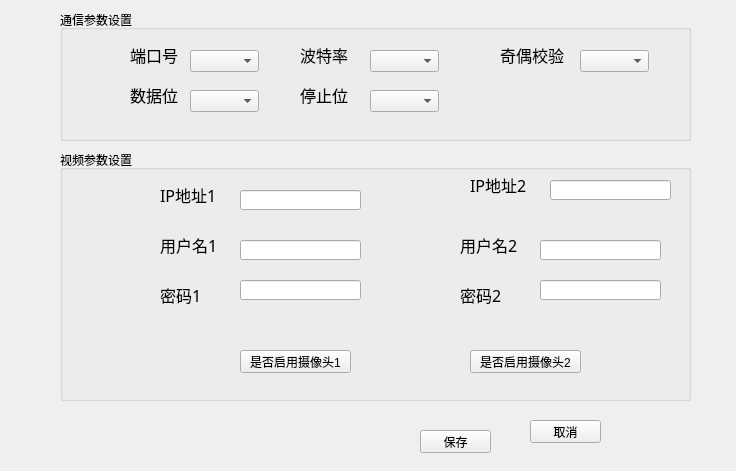
First picture: the form in ui/params_setup.ui, repository yuyan235813/balance_platform, before the edit.
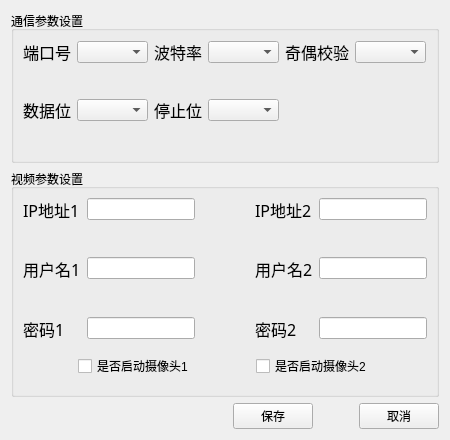
Second picture: the form after the edit.

```diff
--- a/ui/params_setup.ui
+++ b/ui/params_setup.ui
@@ -6,96 +6,255 @@
    <rect>
     <x>0</x>
     <y>0</y>
-    <width>736</width>
-    <height>471</height>
+    <width>450</width>
+    <height>440</height>
    </rect>
   </property>
+  <property name="minimumSize">
+   <size>
+    <width>450</width>
+    <height>440</height>
+   </size>
+  </property>
+  <property name="maximumSize">
+   <size>
+    <width>450</width>
+    <height>440</height>
+   </size>
+  </property>
   <property name="windowTitle">
    <string>参数设置</string>
   </property>
-  <widget class="QPushButton" name="pushButton_3">
-   <property name="geometry">
-    <rect>
-     <x>420</x>
-     <y>430</y>
-     <width>71</width>
-     <height>23</height>
-    </rect>
-   </property>
+  <layout class="QVBoxLayout" name="verticalLayout_3" stretch="2,3,1">
+   <item>
+    <widget class="QGroupBox" name="groupBox_2">
+     <property name="title">
+      <string>通信参数设置</string>
+     </property>
+     <layout class="QVBoxLayout" name="verticalLayout_2">
+      <item>
+       <layout class="QGridLayout" name="gridLayout" rowstretch="2,0,0,0" columnstretch="1,0,0,0,0,0,0,0">
+        <property name="spacing">
+         <number>6</number>
+        </property>
+        <item row="0" column="1">
+         <widget class="QComboBox" name="portComboBox"/>
+        </item>
+        <item row="2" column="1">
+         <widget class="QComboBox" name="dataComboBox"/>
+        </item>
+        <item row="0" column="0">
+         <widget class="QLabel" name="label">
+          <property name="font">
+           <font>
+            <family>微软雅黑</family>
+            <pointsize>12</pointsize>
+           </font>
+          </property>
    <property name="text">
-    <string>保存</string>
-   </property>
-  </widget>
-  <widget class="QPushButton" name="pushButton_4">
-   <property name="geometry">
-    <rect>
-     <x>530</x>
-     <y>420</y>
-     <width>71</width>
-     <height>23</height>
-    </rect>
-   </property>
+           <string>端口号</string>
+          </property>
+         </widget>
+        </item>
+        <item row="0" column="2">
+         <spacer name="horizontalSpacer_7">
+          <property name="orientation">
+           <enum>Qt::Horizontal</enum>
+          </property>
+          <property name="sizeHint" stdset="0">
+           <size>
+            <width>40</width>
+            <height>20</height>
+           </size>
+          </property>
+         </spacer>
+        </item>
+        <item row="0" column="7">
+         <widget class="QComboBox" name="verifyComboBox"/>
+        </item>
+        <item row="0" column="5">
+         <spacer name="horizontalSpacer_9">
+          <property name="orientation">
+           <enum>Qt::Horizontal</enum>
+          </property>
+          <property name="sizeHint" stdset="0">
+           <size>
+            <width>40</width>
+            <height>20</height>
+           </size>
+          </property>
+         </spacer>
+        </item>
+        <item row="2" column="0">
+         <widget class="QLabel" name="label_4">
+          <property name="font">
+           <font>
+            <family>微软雅黑</family>
+            <pointsize>12</pointsize>
+           </font>
+          </property>
    <property name="text">
-    <string>取消</string>
-   </property>
-  </widget>
+           <string>数据位</string>
+          </property>
+         </widget>
+        </item>
+        <item row="0" column="4">
+         <widget class="QComboBox" name="baudComboBox"/>
+        </item>
+        <item row="0" column="6">
+         <widget class="QLabel" name="label_2">
+          <property name="font">
+           <font>
+            <family>微软雅黑</family>
+            <pointsize>12</pointsize>
+           </font>
+          </property>
+          <property name="text">
+           <string>奇偶校验</string>
+          </property>
+         </widget>
+        </item>
+        <item row="2" column="4">
+         <widget class="QComboBox" name="stopComboBox"/>
+        </item>
+        <item row="3" column="3">
+         <spacer name="verticalSpacer_7">
+          <property name="orientation">
+           <enum>Qt::Vertical</enum>
+          </property>
+          <property name="sizeHint" stdset="0">
+           <size>
+            <width>20</width>
+            <height>40</height>
+           </size>
+          </property>
+         </spacer>
+        </item>
+        <item row="0" column="3">
+         <widget class="QLabel" name="label_3">
+          <property name="font">
+           <font>
+            <family>微软雅黑</family>
+            <pointsize>12</pointsize>
+           </font>
+          </property>
+          <property name="text">
+           <string>波特率</string>
+          </property>
+         </widget>
+        </item>
+        <item row="2" column="3">
+         <widget class="QLabel" name="label_6">
+          <property name="font">
+           <font>
+            <family>微软雅黑</family>
+            <pointsize>12</pointsize>
+           </font>
+          </property>
+          <property name="text">
+           <string>停止位</string>
+          </property>
+         </widget>
+        </item>
+        <item row="1" column="3">
+         <spacer name="verticalSpacer_5">
+          <property name="orientation">
+           <enum>Qt::Vertical</enum>
+          </property>
+          <property name="sizeHint" stdset="0">
+           <size>
+            <width>20</width>
+            <height>40</height>
+           </size>
+          </property>
+         </spacer>
+        </item>
+       </layout>
+      </item>
+     </layout>
+    </widget>
+   </item>
+   <item>
   <widget class="QGroupBox" name="groupBox">
-   <property name="geometry">
-    <rect>
-     <x>60</x>
-     <y>150</y>
-     <width>631</width>
-     <height>251</height>
-    </rect>
-   </property>
    <property name="title">
     <string>视频参数设置</string>
    </property>
-   <widget class="QLineEdit" name="lineEdit_6">
-    <property name="geometry">
-     <rect>
-      <x>480</x>
-      <y>130</y>
-      <width>121</width>
-      <height>20</height>
-     </rect>
-    </property>
+     <layout class="QVBoxLayout" name="verticalLayout">
+      <item>
+       <layout class="QHBoxLayout" name="horizontalLayout_2">
+        <item>
+         <layout class="QFormLayout" name="formLayout">
+          <item row="0" column="1">
+           <widget class="QLineEdit" name="ip1LineEdit">
+            <property name="maxLength">
+             <number>15</number>
+            </property>
+           </widget>
+          </item>
+          <item row="2" column="0">
+           <widget class="QLabel" name="label_8">
+            <property name="font">
+             <font>
+              <family>微软雅黑</family>
+              <pointsize>12</pointsize>
+             </font>
+            </property>
+            <property name="text">
+             <string>用户名1</string>
+            </property>
+           </widget>
+          </item>
+          <item row="2" column="1">
+           <widget class="QLineEdit" name="user1LineEdit"/>
+          </item>
+          <item row="4" column="0">
+           <widget class="QLabel" name="label_7">
+            <property name="font">
+             <font>
+              <family>微软雅黑</family>
+              <pointsize>12</pointsize>
+             </font>
+            </property>
+            <property name="text">
+             <string>密码1</string>
+            </property>
+           </widget>
+          </item>
+          <item row="4" column="1">
+           <widget class="QLineEdit" name="pwd1LineEdit">
     <property name="echoMode">
      <enum>QLineEdit::Password</enum>
     </property>
    </widget>
-   <widget class="QLineEdit" name="lineEdit_2">
-    <property name="geometry">
-     <rect>
-      <x>180</x>
-      <y>90</y>
-      <width>121</width>
-      <height>20</height>
-     </rect>
-    </property>
-   </widget>
-   <widget class="QPushButton" name="pushButton">
-    <property name="geometry">
-     <rect>
-      <x>180</x>
-      <y>200</y>
-      <width>111</width>
-      <height>23</height>
-     </rect>
-    </property>
-    <property name="text">
-     <string>是否启用摄像头1</string>
-    </property>
-   </widget>
+          </item>
+          <item row="1" column="1">
+           <spacer name="verticalSpacer">
+            <property name="orientation">
+             <enum>Qt::Vertical</enum>
+            </property>
+            <property name="sizeHint" stdset="0">
+             <size>
+              <width>20</width>
+              <height>40</height>
+             </size>
+            </property>
+           </spacer>
+          </item>
+          <item row="3" column="1">
+           <spacer name="verticalSpacer_2">
+            <property name="orientation">
+             <enum>Qt::Vertical</enum>
+            </property>
+            <property name="sizeHint" stdset="0">
+             <size>
+              <width>20</width>
+              <height>40</height>
+             </size>
+            </property>
+           </spacer>
+          </item>
+          <item row="0" column="0">
    <widget class="QLabel" name="label_5">
-    <property name="geometry">
-     <rect>
-      <x>100</x>
-      <y>30</y>
-      <width>81</width>
-      <height>30</height>
-     </rect>
-    </property>
     <property name="font">
      <font>
       <family>微软雅黑</family>
@@ -106,70 +265,26 @@
      <string>IP地址1</string>
     </property>
    </widget>
-   <widget class="QLineEdit" name="lineEdit">
-    <property name="geometry">
-     <rect>
-      <x>180</x>
-      <y>40</y>
-      <width>121</width>
-      <height>20</height>
-     </rect>
-    </property>
-    <property name="maxLength">
-     <number>15</number>
-    </property>
-   </widget>
-   <widget class="QPushButton" name="pushButton_2">
-    <property name="geometry">
-     <rect>
-      <x>410</x>
-      <y>200</y>
-      <width>111</width>
-      <height>23</height>
-     </rect>
-    </property>
-    <property name="text">
-     <string>是否启用摄像头2</string>
-    </property>
-   </widget>
-   <widget class="QLabel" name="label_11">
-    <property name="geometry">
-     <rect>
-      <x>400</x>
-      <y>130</y>
-      <width>81</width>
-      <height>30</height>
-     </rect>
-    </property>
-    <property name="font">
-     <font>
-      <family>微软雅黑</family>
-      <pointsize>12</pointsize>
-     </font>
-    </property>
-    <property name="text">
-     <string>密码2</string>
-    </property>
-   </widget>
-   <widget class="QLineEdit" name="lineEdit_4">
-    <property name="geometry">
-     <rect>
-      <x>480</x>
-      <y>90</y>
-      <width>121</width>
+          </item>
+         </layout>
+        </item>
+        <item>
+         <spacer name="horizontalSpacer_2">
+          <property name="orientation">
+           <enum>Qt::Horizontal</enum>
+          </property>
+          <property name="sizeHint" stdset="0">
+           <size>
+            <width>40</width>
       <height>20</height>
-     </rect>
-    </property>
-   </widget>
+           </size>
+          </property>
+         </spacer>
+        </item>
+        <item>
+         <layout class="QFormLayout" name="formLayout_2">
+          <item row="0" column="0">
    <widget class="QLabel" name="label_10">
-    <property name="geometry">
-     <rect>
-      <x>410</x>
-      <y>20</y>
-      <width>81</width>
-      <height>30</height>
-     </rect>
-    </property>
     <property name="font">
      <font>
       <family>微软雅黑</family>
@@ -180,15 +295,16 @@
      <string>IP地址2</string>
     </property>
    </widget>
+          </item>
+          <item row="0" column="1">
+           <widget class="QLineEdit" name="ip1LineEdit_2">
+            <property name="maxLength">
+             <number>15</number>
+            </property>
+           </widget>
+          </item>
+          <item row="2" column="0">
    <widget class="QLabel" name="label_9">
-    <property name="geometry">
-     <rect>
-      <x>400</x>
-      <y>80</y>
-      <width>81</width>
-      <height>30</height>
-     </rect>
-    </property>
     <property name="font">
      <font>
       <family>微软雅黑</family>
@@ -199,15 +315,12 @@
      <string>用户名2</string>
     </property>
    </widget>
-   <widget class="QLabel" name="label_7">
-    <property name="geometry">
-     <rect>
-      <x>100</x>
-      <y>130</y>
-      <width>81</width>
-      <height>30</height>
-     </rect>
-    </property>
+          </item>
+          <item row="2" column="1">
+           <widget class="QLineEdit" name="user2LineEdit"/>
+          </item>
+          <item row="4" column="0">
+           <widget class="QLabel" name="label_11">
     <property name="font">
      <font>
       <family>微软雅黑</family>
@@ -215,213 +328,185 @@
      </font>
     </property>
     <property name="text">
-     <string>密码1</string>
-    </property>
-   </widget>
-   <widget class="QLineEdit" name="lineEdit_3">
-    <property name="geometry">
-     <rect>
-      <x>490</x>
-      <y>30</y>
-      <width>121</width>
-      <height>20</height>
-     </rect>
-    </property>
-    <property name="maxLength">
-     <number>15</number>
-    </property>
-   </widget>
-   <widget class="QLabel" name="label_8">
-    <property name="geometry">
-     <rect>
-      <x>100</x>
-      <y>80</y>
-      <width>81</width>
-      <height>30</height>
-     </rect>
-    </property>
-    <property name="font">
-     <font>
-      <family>微软雅黑</family>
-      <pointsize>12</pointsize>
-     </font>
-    </property>
-    <property name="text">
-     <string>用户名1</string>
-    </property>
-   </widget>
-   <widget class="QLineEdit" name="lineEdit_5">
-    <property name="geometry">
-     <rect>
-      <x>180</x>
-      <y>130</y>
-      <width>121</width>
-      <height>20</height>
-     </rect>
-    </property>
+             <string>密码2</string>
+            </property>
+           </widget>
+          </item>
+          <item row="4" column="1">
+           <widget class="QLineEdit" name="pwd2LineEdit">
     <property name="echoMode">
      <enum>QLineEdit::Password</enum>
     </property>
    </widget>
-  </widget>
-  <widget class="QGroupBox" name="groupBox_2">
-   <property name="geometry">
-    <rect>
-     <x>60</x>
-     <y>10</y>
-     <width>631</width>
-     <height>131</height>
-    </rect>
-   </property>
-   <property name="title">
-    <string>通信参数设置</string>
-   </property>
-   <widget class="QComboBox" name="comboBox_5">
-    <property name="geometry">
-     <rect>
-      <x>520</x>
-      <y>40</y>
-      <width>69</width>
-      <height>22</height>
-     </rect>
-    </property>
-   </widget>
-   <widget class="QLabel" name="label_2">
-    <property name="geometry">
-     <rect>
-      <x>440</x>
-      <y>30</y>
-      <width>81</width>
-      <height>30</height>
-     </rect>
-    </property>
-    <property name="font">
-     <font>
-      <family>微软雅黑</family>
-      <pointsize>12</pointsize>
-     </font>
-    </property>
-    <property name="text">
-     <string>奇偶校验</string>
-    </property>
-   </widget>
-   <widget class="QLabel" name="label_4">
-    <property name="geometry">
-     <rect>
-      <x>70</x>
-      <y>70</y>
-      <width>51</width>
-      <height>30</height>
-     </rect>
-    </property>
-    <property name="font">
-     <font>
-      <family>微软雅黑</family>
-      <pointsize>12</pointsize>
-     </font>
-    </property>
+          </item>
+          <item row="1" column="1">
+           <spacer name="verticalSpacer_3">
+            <property name="orientation">
+             <enum>Qt::Vertical</enum>
+            </property>
+            <property name="sizeHint" stdset="0">
+             <size>
+              <width>20</width>
+              <height>40</height>
+             </size>
+            </property>
+           </spacer>
+          </item>
+          <item row="3" column="1">
+           <spacer name="verticalSpacer_4">
+            <property name="orientation">
+             <enum>Qt::Vertical</enum>
+            </property>
+            <property name="sizeHint" stdset="0">
+             <size>
+              <width>20</width>
+              <height>40</height>
+             </size>
+            </property>
+           </spacer>
+          </item>
+         </layout>
+        </item>
+       </layout>
+      </item>
+      <item>
+       <spacer name="verticalSpacer_6">
+        <property name="orientation">
+         <enum>Qt::Vertical</enum>
+        </property>
+        <property name="sizeHint" stdset="0">
+         <size>
+          <width>20</width>
+          <height>40</height>
+         </size>
+        </property>
+       </spacer>
+      </item>
+      <item>
+       <layout class="QHBoxLayout" name="horizontalLayout">
+        <item>
+         <spacer name="horizontalSpacer_3">
+          <property name="orientation">
+           <enum>Qt::Horizontal</enum>
+          </property>
+          <property name="sizeHint" stdset="0">
+           <size>
+            <width>40</width>
+            <height>20</height>
+           </size>
+          </property>
+         </spacer>
+        </item>
+        <item>
+         <widget class="QCheckBox" name="camera1CheckBox">
     <property name="text">
-     <string>数据位</string>
-    </property>
-   </widget>
-   <widget class="QComboBox" name="comboBox">
-    <property name="geometry">
-     <rect>
-      <x>130</x>
-      <y>40</y>
-      <width>69</width>
-      <height>22</height>
-     </rect>
-    </property>
-   </widget>
-   <widget class="QComboBox" name="comboBox_4">
-    <property name="geometry">
-     <rect>
-      <x>310</x>
-      <y>40</y>
-      <width>69</width>
-      <height>22</height>
-     </rect>
-    </property>
-   </widget>
-   <widget class="QLabel" name="label_6">
-    <property name="geometry">
-     <rect>
-      <x>240</x>
-      <y>70</y>
-      <width>51</width>
-      <height>30</height>
-     </rect>
-    </property>
-    <property name="font">
-     <font>
-      <family>微软雅黑</family>
-      <pointsize>12</pointsize>
-     </font>
-    </property>
-    <property name="text">
-     <string>停止位</string>
-    </property>
-   </widget>
-   <widget class="QComboBox" name="comboBox_2">
-    <property name="geometry">
-     <rect>
-      <x>130</x>
-      <y>80</y>
-      <width>69</width>
-      <height>22</height>
-     </rect>
-    </property>
-   </widget>
-   <widget class="QLabel" name="label">
-    <property name="geometry">
-     <rect>
-      <x>70</x>
-      <y>30</y>
-      <width>51</width>
-      <height>30</height>
-     </rect>
-    </property>
-    <property name="font">
-     <font>
-      <family>微软雅黑</family>
-      <pointsize>12</pointsize>
-     </font>
-    </property>
+           <string>是否启动摄像头1</string>
+          </property>
+         </widget>
+        </item>
+        <item>
+         <spacer name="horizontalSpacer">
+          <property name="orientation">
+           <enum>Qt::Horizontal</enum>
+          </property>
+          <property name="sizeHint" stdset="0">
+           <size>
+            <width>40</width>
+            <height>20</height>
+           </size>
+          </property>
+         </spacer>
+        </item>
+        <item>
+         <widget class="QCheckBox" name="camera2CheckBox">
+          <property name="text">
+           <string>是否启动摄像头2</string>
+          </property>
+         </widget>
+        </item>
+        <item>
+         <spacer name="horizontalSpacer_4">
+          <property name="orientation">
+           <enum>Qt::Horizontal</enum>
+          </property>
+          <property name="sizeHint" stdset="0">
+           <size>
+            <width>40</width>
+            <height>20</height>
+           </size>
+          </property>
+         </spacer>
+        </item>
+       </layout>
+      </item>
+      <item>
+       <spacer name="verticalSpacer_8">
+        <property name="orientation">
+         <enum>Qt::Vertical</enum>
+        </property>
+        <property name="sizeHint" stdset="0">
+         <size>
+          <width>20</width>
+          <height>40</height>
+         </size>
+        </property>
+       </spacer>
+      </item>
+     </layout>
+    </widget>
+   </item>
+   <item>
+    <layout class="QHBoxLayout" name="horizontalLayout_3" stretch="6,0,0,0">
+     <item>
+      <spacer name="horizontalSpacer_6">
+       <property name="orientation">
+        <enum>Qt::Horizontal</enum>
+       </property>
+       <property name="sizeHint" stdset="0">
+        <size>
+         <width>40</width>
+         <height>20</height>
+        </size>
+       </property>
+      </spacer>
+     </item>
+     <item>
+      <widget class="QPushButton" name="pushButton_3">
     <property name="text">
-     <string>端口号</string>
-    </property>
-   </widget>
-   <widget class="QLabel" name="label_3">
-    <property name="geometry">
-     <rect>
-      <x>240</x>
-      <y>30</y>
-      <width>51</width>
-      <height>30</height>
-     </rect>
-    </property>
-    <property name="font">
-     <font>
-      <family>微软雅黑</family>
-      <pointsize>12</pointsize>
-     </font>
-    </property>
+        <string>保存</string>
+       </property>
+      </widget>
+     </item>
+     <item>
+      <spacer name="horizontalSpacer_5">
+       <property name="orientation">
+        <enum>Qt::Horizontal</enum>
+       </property>
+       <property name="sizeHint" stdset="0">
+        <size>
+         <width>40</width>
+         <height>20</height>
+        </size>
+       </property>
+      </spacer>
+     </item>
+     <item>
+      <widget class="QPushButton" name="pushButton_4">
     <property name="text">
-     <string>波特率</string>
-    </property>
-   </widget>
-   <widget class="QComboBox" name="comboBox_3">
-    <property name="geometry">
-     <rect>
-      <x>310</x>
-      <y>80</y>
-      <width>69</width>
-      <height>22</height>
-     </rect>
-    </property>
-   </widget>
-  </widget>
+        <string>取消</string>
+       </property>
+      </widget>
+     </item>
+    </layout>
+   </item>
+  </layout>
+  <zorder>pushButton_3</zorder>
+  <zorder>pushButton_4</zorder>
+  <zorder>groupBox</zorder>
+  <zorder>groupBox_2</zorder>
+  <zorder>label_5</zorder>
+  <zorder>camera1PushButton</zorder>
+  <zorder>pushButton</zorder>
  </widget>
  <resources/>
  <connections/>
```
Lines whose indentation alone changed are shown as unchanged.
